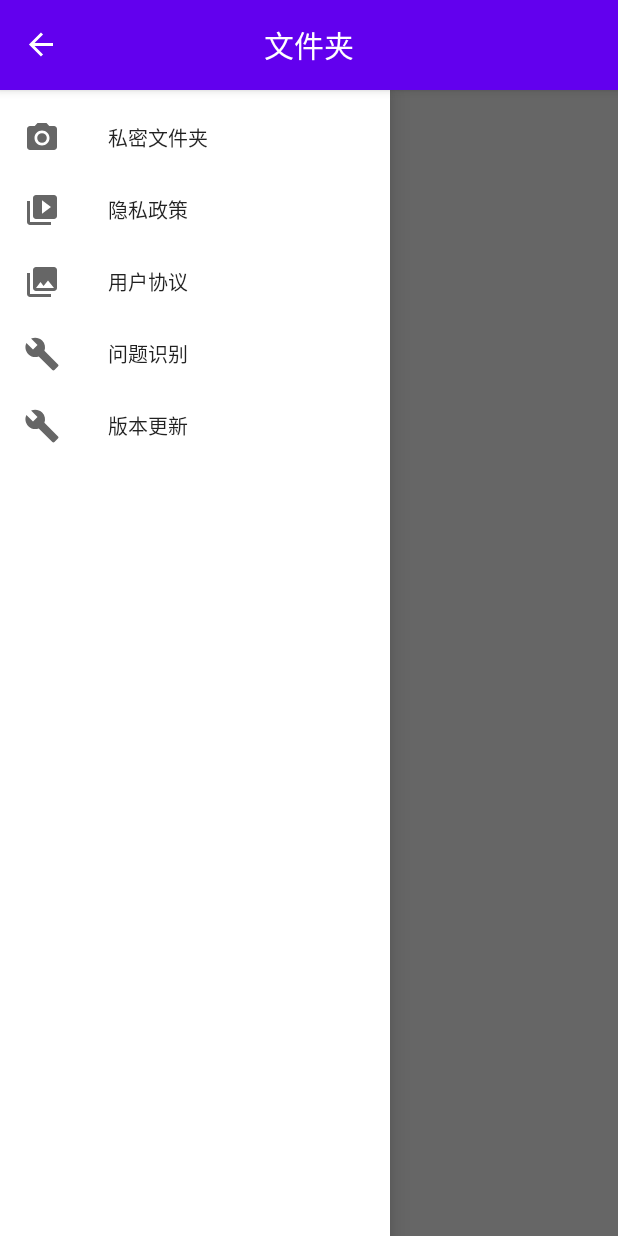
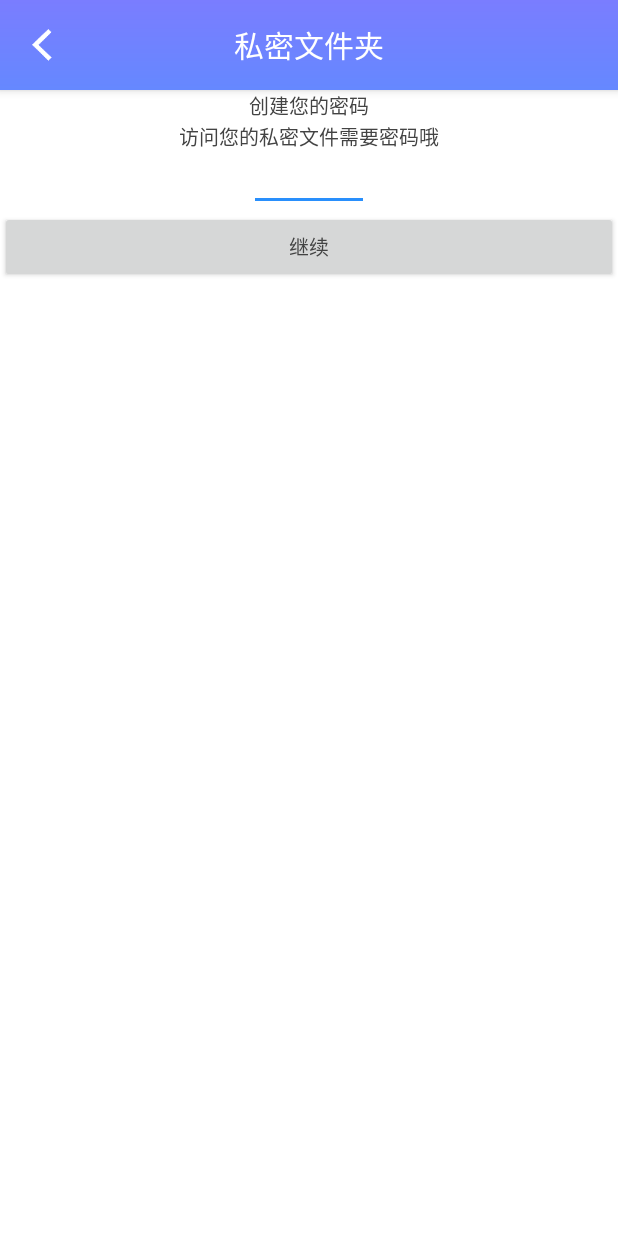
Before and after one commit to 2285-qw/video, an Android app: the screen it shows after launch (MainActivity before the commit, smwjActivity after it), after a tap on "私密文件夹", on a phone screen of 412 x 824 dp. Run offline under Robolectric (Android 15) with nearby library versions, the light colour scheme and no system bars; libraries missing offline, so code that uses them is left out: com.gyf.barlibrary; 1 statement that could not run was skipped; 1 other tap on this screen came first.

Commit message:
4/7 页面初步完成

```diff
--- a/app/src/main/AndroidManifest.xml
+++ b/app/src/main/AndroidManifest.xml
@@ -19,6 +19,10 @@
             </intent-filter>
         </activity>
 
+        <!--私密文件-->
+        <activity android:name=".view.smwjActivity">
+        </activity>
+
         <meta-data
             android:name="android.max_aspect"
             android:value="2.4" />
--- a/app/src/main/java/com/hhdsp/video/MainActivity.java
+++ b/app/src/main/java/com/hhdsp/video/MainActivity.java
@@ -1,5 +1,6 @@
 package com.hhdsp.video;
 
+import android.content.Intent;
 import android.os.Build;
 import android.os.Bundle;
 import android.view.MenuItem;
@@ -12,9 +13,17 @@ import androidx.appcompat.app.ActionBarDrawerToggle;
 
 import com.google.android.material.navigation.NavigationView;
 import com.hhdsp.video.databinding.ActivityMainBinding;
+import com.hhdsp.video.utils.Material;
+import com.hhdsp.video.utils.StaticClass;
 import com.hhdsp.video.view.BaseActivity;
+import com.hhdsp.video.view.smwjActivity;
+
+import java.util.List;
+import java.util.Map;
 
 public class MainActivity extends BaseActivity<ActivityMainBinding> {
+
+    Map<String, List<Material>> map;
 
     @Override
     protected void init(Bundle savedInstanceState) {
@@ -31,16 +40,22 @@ public class MainActivity extends BaseActivity<ActivityMainBinding> {
 
         viewBinding.include.toolbarTitle.setText("文件夹");
 
+        viewBinding.navigationView.setItemIconTintList(null);
         viewBinding.navigationView.setNavigationItemSelectedListener(new NavigationView.OnNavigationItemSelectedListener() {
             @Override
             public boolean onNavigationItemSelected(@NonNull MenuItem item) {
                 switch (item.getItemId()) {
+                    case R.id.nav_collect:
+                        startActivity(new Intent(MainActivity.this, smwjActivity.class));
+                        break;
                     case R.id.nav_about:
                 }
-                Toast.makeText(MainActivity.this, "点击了----- $title" + item.getGroupId(), Toast.LENGTH_SHORT).show();
                 return false;
             }
         });
 
+        map=StaticClass.getList(this);
     }
+
+
 }
--- a/app/src/main/java/com/hhdsp/video/view/BaseActivity.java
+++ b/app/src/main/java/com/hhdsp/video/view/BaseActivity.java
@@ -63,7 +63,7 @@ public abstract class BaseActivity<T extends ViewBinding> extends AppCompatActiv
      * 默认设置状态栏配置(状态栏为粉红色、字体自动变色(须指定状态栏颜色),同时解决状态栏和布局重叠问题)
      */
     private void initImmersionBar() {
-        initImmersionBar(R.color.white);
+        initImmersionBar(R.color.beijng);
     }
 
     /**
@@ -71,6 +71,8 @@ public abstract class BaseActivity<T extends ViewBinding> extends AppCompatActiv
      */
     protected void initImmersionBar(int color) {
         ImmersionBar.with(this).transparentNavigationBar().statusBarColor(color).autoStatusBarDarkModeEnable(true, 0.2f).fitsSystemWindows(true).init();
+        //ImmersionBar.with(this).fitsSystemWindows(true).init();
+
     }
 
     @Override
--- /dev/null
+++ b/app/src/main/java/com/hhdsp/video/view/smwjActivity.java
@@ -0,0 +1,26 @@
+package com.hhdsp.video.view;
+
+import android.os.Bundle;
+import android.view.View;
+
+import com.hhdsp.video.databinding.ActivitySmwjBinding;
+
+/**
+ * Time:         2021/4/7
+ * Author:       C
+ * Description:  smwjActivity
+ * on:
+ */
+public class smwjActivity extends BaseActivity<ActivitySmwjBinding>{
+    @Override
+    protected void init(Bundle savedInstanceState) {
+        viewBinding.include.toolbarTitle.setText("私密文件夹");
+        viewBinding.include.toolbar.setNavigationOnClickListener(new View.OnClickListener() {
+            @Override
+            public void onClick(View v) {
+                finish();
+            }
+        });
+
+    }
+}
--- /dev/null
+++ b/app/src/main/res/drawable/gradual_color_sbg.xml
@@ -0,0 +1,38 @@
+<?xml version="1.0" encoding="utf-8"?>
+
+<shape xmlns:android="http://schemas.android.com/apk/res/android">
+
+    <gradient
+        android:startColor="#7A7DFF"
+        android:endColor="#6588FF"
+        android:angle="270"
+        />
+
+    android:startColor="#aa000000"  渐变起始色值
+
+    android:centerColor=""      渐变中间色值
+
+    android:endColor="#ffffffff"    渐变结束颜色
+
+    android:angle="45"      渐变的方向 默认为0 从做向右 ，90时从下向上 必须为45的整数倍
+
+    android:type="radial"      渐变类型 有三种 线性linear 放射渐变radial 扫描线性渐变sweep
+
+    android:centerX="0.5"      渐变中心相对X坐标只有渐变类型为放射渐变时有效
+
+    android:centerY="0.5"      渐变中心相对Y坐标只有渐变类型为放射渐变时有效
+
+    android:gradientRadius="100"    渐变半径 非线性放射有效
+
+    -->
+
+    <!--android:angle="0"//效果是：是从左到右，按照开始颜色到结束颜色来渲染的-->
+
+    <!--android:angle="90"//效果是：是从下到上，按照开始颜色到结束颜色来渲染的-->
+
+    <!--android:angle="180"//效果是：是从右到左，按照开始颜色到结束颜色来渲染的-->
+
+    <!--android:angle="270"//效果是：是从上到下，按照开始颜色到结束颜色来渲染的-->
+
+
+</shape>
--- a/app/src/main/res/layout/activity_main.xml
+++ b/app/src/main/res/layout/activity_main.xml
@@ -34,7 +34,9 @@
             android:layout_width="260dp"
             android:layout_height="match_parent"
             android:layout_gravity="start"
-            app:menu="@menu/menu_drawer_left"/>
+            android:background="@drawable/gradual_color_zbg"
+            app:menu="@menu/menu_drawer_left"
+            app:itemTextColor="@color/white"/>
 
 
     </androidx.drawerlayout.widget.DrawerLayout>
--- /dev/null
+++ b/app/src/main/res/layout/activity_smwj.xml
@@ -0,0 +1,48 @@
+<?xml version="1.0" encoding="utf-8"?>
+<androidx.constraintlayout.widget.ConstraintLayout xmlns:android="http://schemas.android.com/apk/res/android"
+    xmlns:app="http://schemas.android.com/apk/res-auto"
+    android:layout_width="match_parent"
+    android:layout_height="match_parent">
+
+    <include
+        android:id="@+id/include"
+        layout="@layout/layout_toolbar" />
+
+    <FrameLayout
+        android:layout_width="match_parent"
+        android:layout_height="0dp"
+        app:layout_constraintBottom_toBottomOf="parent"
+        app:layout_constraintTop_toBottomOf="@+id/include">
+
+        <LinearLayout
+            android:layout_width="match_parent"
+            android:layout_height="match_parent"
+            android:layout_gravity="center"
+            android:gravity="center_horizontal"
+            android:orientation="vertical">
+
+            <TextView
+                android:layout_width="wrap_content"
+                android:layout_height="wrap_content"
+                android:text="创建您的密码" />
+
+            <TextView
+                android:layout_width="wrap_content"
+                android:layout_height="wrap_content"
+                android:text="访问您的私密文件需要密码哦" />
+
+            <EditText
+                android:layout_width="80dp"
+                android:layout_height="wrap_content" />
+
+            <Button
+                android:layout_width="match_parent"
+                android:layout_height="wrap_content"
+                android:text="继续" />
+
+
+        </LinearLayout>
+
+    </FrameLayout>
+
+</androidx.constraintlayout.widget.ConstraintLayout>
--- a/app/src/main/res/layout/layout_toolbar.xml
+++ b/app/src/main/res/layout/layout_toolbar.xml
@@ -3,6 +3,7 @@
     xmlns:app="http://schemas.android.com/apk/res-auto"
     android:layout_width="match_parent"
     android:layout_height="60dp"
+    android:background="@drawable/gradual_color_sbg"
     android:gravity="center">
 
     <androidx.appcompat.widget.Toolbar
@@ -10,10 +11,9 @@
         android:layout_width="match_parent"
         android:layout_height="?attr/actionBarSize"
         android:layout_gravity="center"
-        android:background="?attr/colorPrimary"
         android:minHeight="?attr/actionBarSize"
         android:theme="@style/AppTheme.ToolBar"
-        app:navigationIcon="@mipmap/ic_back"
+        app:navigationIcon="@mipmap/fhjt"
         app:titleTextColor="@color/white">
 
         <TextView
--- a/app/src/main/res/menu/menu_drawer_left.xml
+++ b/app/src/main/res/menu/menu_drawer_left.xml
@@ -6,24 +6,24 @@
         android:id="@+id/eee">
         <item
             android:id="@+id/nav_collect"
-            android:icon="@drawable/ic_menu_camera"
+            android:icon="@mipmap/sm"
             android:title="私密文件夹"/>
         <item
             android:id="@+id/nav_about"
-            android:icon="@drawable/ic_menu_slideshow"
+            android:icon="@mipmap/ys"
             android:title="隐私政策"/>
         <item
             android:id="@+id/nav_gallery"
-            android:icon="@drawable/ic_menu_gallery"
+            android:icon="@mipmap/yhxy"
             android:title="用户协议"/>
         <item
             android:id="@+id/nav_manage"
-            android:icon="@drawable/ic_menu_manage"
+            android:icon="@mipmap/wtfk"
             android:title="问题识别"/>
 
         <item
             android:id="@+id/nav_manage1"
-            android:icon="@drawable/ic_menu_manage"
+            android:icon="@mipmap/bbgx"
             android:title="版本更新"/>
     </group>
 
--- a/app/src/main/res/values/colors.xml
+++ b/app/src/main/res/values/colors.xml
@@ -7,4 +7,5 @@
     <color name="teal_700">#FF018786</color>
     <color name="black">#FF000000</color>
     <color name="white">#FFFFFFFF</color>
+    <color name="beijng">#7A7DFF</color>
 </resources>
```
Also changed, not shown: app/src/main/java/com/hhdsp/video/utils/Material.java (added, +47 -0 lines), app/src/main/java/com/hhdsp/video/utils/StaticClass.java (added, +84 -0 lines), app/src/main/java/com/hhdsp/video/view/eee.java (deleted, +0 -11 lines), app/src/main/res/drawable/gradual_color_zbg.xml (added, +37 -0 lines), app/src/main/res/mipmap-xxxhdpi/bbgx.png (added), app/src/main/res/mipmap-xxxhdpi/fhjt.png (added), app/src/main/res/mipmap-xxxhdpi/sm.png (added), app/src/main/res/mipmap-xxxhdpi/wtfk.png (added), app/src/main/res/mipmap-xxxhdpi/yhxy.png (added), app/src/main/res/mipmap-xxxhdpi/ys.png (added).
